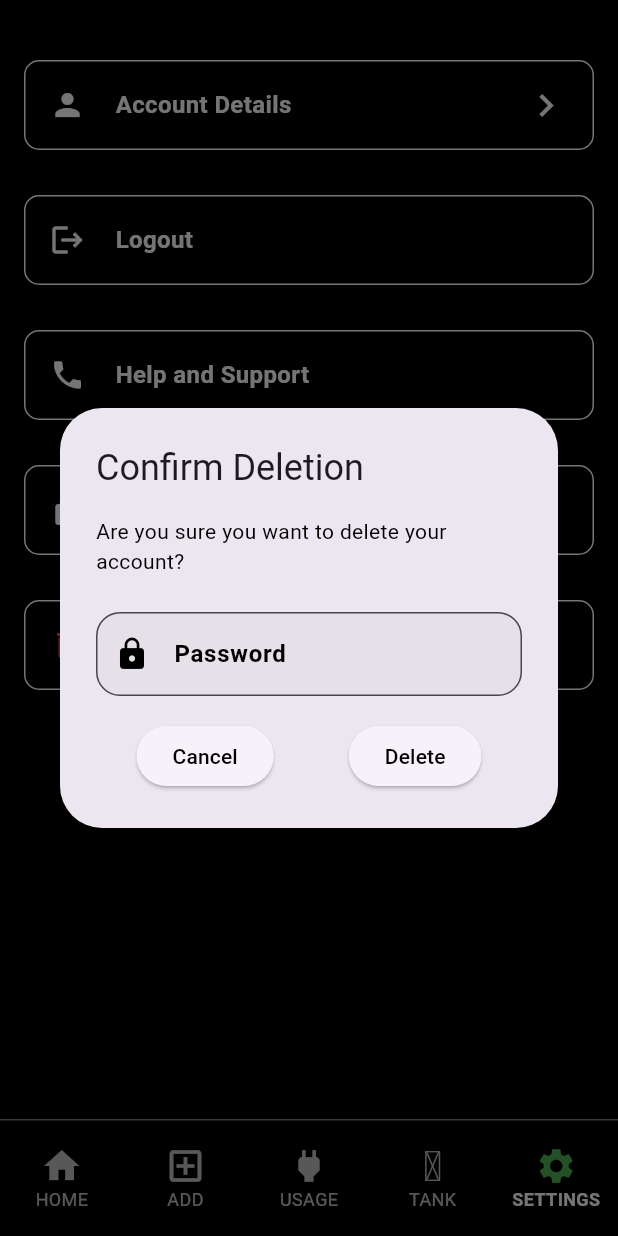
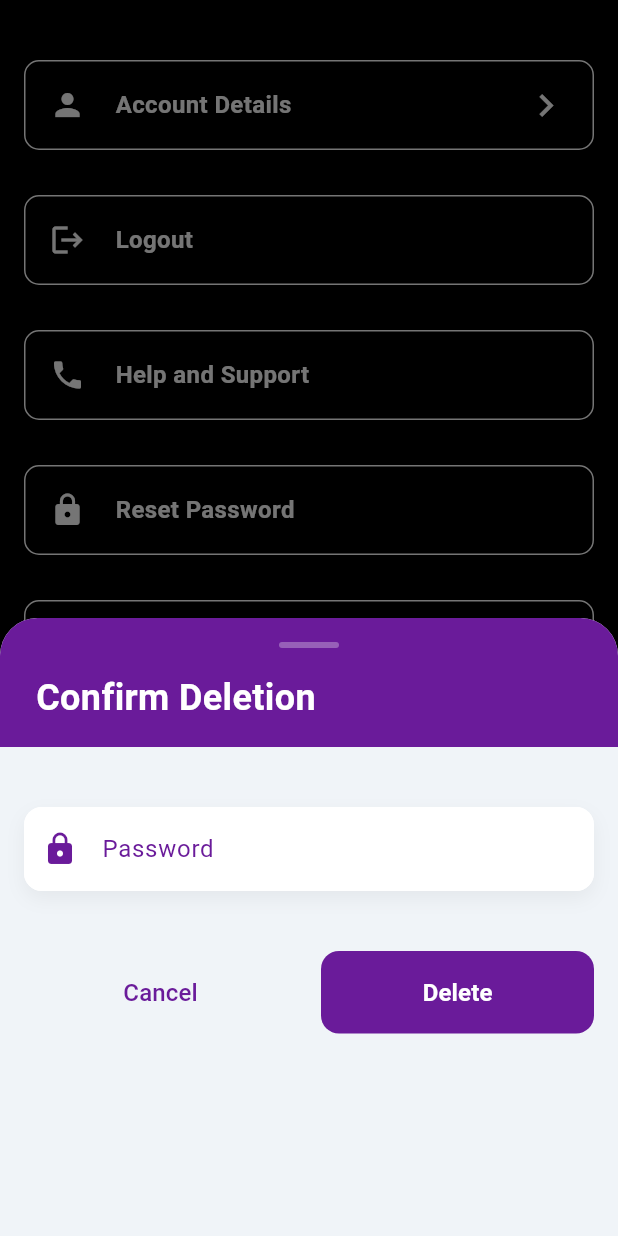
Before and after one commit to shebin-k-s/electricity-water-monitoring, a Flutter app: the MainScreen screen opened directly, item 5 of the bottom bar chosen, after a tap on "Delete Account", on a phone screen of 412 x 824 dp. Run offline on Flutter 3.47's test engine with Material 3 defaults, Android fonts, the light colour scheme and no system bars; our stand-ins replace dio, double_back_to_close_app, material_design_icons_flutter, shared_preferences, socket_io_client; missing offline and left inert: animated_loading_indicators, dart:ffi; accounts and stored records are empty; network calls fail.

Commit message:
add bottomsheet on delete confirmation

```diff
--- a/frontend/lib/Screens/settings_screen/settings_screen.dart
+++ b/frontend/lib/Screens/settings_screen/settings_screen.dart
@@ -93,12 +93,13 @@ class SettingsScreen extends StatelessWidget {
                 leadingIcon: Icons.delete,
                 title: "Delete Account",
                 color: Colors.red,
-                onPress: () => showDialog(
-                  context: context,
-                  builder: (BuildContext context) {
-                    return DeleteConfirmation();
-                  },
-                ),
+                onPress: () => DeleteConfirmation.show(context),
+                // onPress: () => showModalBottomSheet(
+                //   context: context,
+                //   builder: (BuildContext context) {
+                //     return DeleteConfirmation();
+                //   },
+                // ),
               ),
             ],
           ),
--- a/frontend/lib/Screens/settings_screen/widgets/delete_confirmation.dart
+++ b/frontend/lib/Screens/settings_screen/widgets/delete_confirmation.dart
@@ -1,103 +1,223 @@
 import 'package:flutter/material.dart';
 import 'package:saron/Screens/auth_screen/auth_screen.dart';
 import 'package:saron/api/data/auth.dart';
+import 'package:saron/main.dart';
 import 'package:saron/widgets/snackbar_message/snackbar_message.dart';
-import 'package:saron/main.dart';
 import 'package:shared_preferences/shared_preferences.dart';
 
-class DeleteConfirmation extends StatelessWidget {
-  DeleteConfirmation({super.key});
+class DeleteConfirmation {
+  static void show(BuildContext context) {
     final _passwordController = TextEditingController();
     final _formKey = GlobalKey<FormState>();
     final ValueNotifier<String> _errorMessage = ValueNotifier("");
 
-  @override
-  Widget build(BuildContext context) {
-    return AlertDialog(
-      title: const Text('Confirm Deletion'),
-      content: const Text(
-        'Are you sure you want to delete your account?',
-        style: TextStyle(color: Colors.black),
+    showModalBottomSheet(
+      context: context,
+      isScrollControlled: true,
+      builder: (BuildContext context) {
+        return Padding(
+          padding: EdgeInsets.only(
+            bottom: MediaQuery.of(context).viewInsets.bottom,
           ),
-      actions: [
-        Column(
+          child: Container(
+            height: MediaQuery.of(context).size.height * 0.5,
+            decoration: const BoxDecoration(
+              color: Color(0xFFF0F4F8),
+              borderRadius: BorderRadius.vertical(top: Radius.circular(25)),
+            ),
+            child: Column(
+              crossAxisAlignment: CrossAxisAlignment.start,
               children: [
-            Form(
-              key: _formKey,
-              child: TextFormField(
-                controller: _passwordController,
-                obscureText: true,
-                decoration: InputDecoration(
-                  filled: true,
-                  label: const Text(
-                    'Password',
-                    style: TextStyle(
-                        color: Colors.black,
-                        fontSize: 16,
-                        fontWeight: FontWeight.bold),
+                _buildHeader(context),
+                Padding(
+                  padding: const EdgeInsets.all(16.0),
+                  child: _buildForm(
+                      context, _passwordController, _formKey, _errorMessage),
                 ),
-                  hintStyle: TextStyle(color: Colors.black),
-                  border: OutlineInputBorder(
-                    borderRadius: BorderRadius.circular(16.0),
-                  ),
-                  prefixIcon: const Icon(
-                    Icons.lock,
-                    color: Colors.black,
+              ],
             ),
           ),
-                style: const TextStyle(
-                  color: Colors.black,
+        );
+      },
+    );
+  }
+
+  static Widget _buildHeader(BuildContext context) {
+    return Container(
+      padding: const EdgeInsets.fromLTRB(24, 16, 24, 16),
+      decoration: const BoxDecoration(
+        color: Color(0xFF6A1B9A),
+        borderRadius: BorderRadius.vertical(top: Radius.circular(25)),
+      ),
+      child: Column(
+        crossAxisAlignment: CrossAxisAlignment.start,
+        children: [
+          Center(
+            child: Container(
+              width: 40,
+              height: 4,
+              decoration: BoxDecoration(
+                color: Colors.white.withOpacity(0.3),
+                borderRadius: BorderRadius.circular(2),
+              ),
+            ),
+          ),
+          const SizedBox(height: 16),
+          const Text(
+            'Confirm Deletion',
+            style: TextStyle(
+              color: Colors.white,
+              fontSize: 24,
+              fontWeight: FontWeight.bold,
+            ),
+          ),
+        ],
+      ),
+    );
+  }
+
+  static Widget _buildForm(
+      BuildContext context,
+      TextEditingController passwordController,
+      GlobalKey<FormState> formKey,
+      ValueNotifier<String> errorMessage) {
+    return Form(
+      key: formKey,
+      child: Column(
+        crossAxisAlignment: CrossAxisAlignment.stretch,
+        children: [
+          const SizedBox(height: 24),
+          _buildTextField(
+            controller: passwordController,
+            label: 'Password',
+            icon: Icons.lock,
+            focusNode: FocusNode(),
+          ),
+          const SizedBox(height: 16),
+          _buildErrorMessage(errorMessage),
+          const SizedBox(height: 24),
+          _buildButtons(context, passwordController, formKey, errorMessage),
+        ],
+      ),
+    );
+  }
+
+  static Widget _buildTextField({
+    required TextEditingController controller,
+    required String label,
+    required IconData icon,
+    required FocusNode focusNode,
+  }) {
+    return Container(
+      decoration: BoxDecoration(
+        color: Colors.white,
+        borderRadius: BorderRadius.circular(12),
+        boxShadow: [
+          BoxShadow(
+            color: Colors.black.withOpacity(0.05),
+            blurRadius: 10,
+            offset: const Offset(0, 5),
+          ),
+        ],
+      ),
+      child: TextFormField(
+        controller: controller,
+        focusNode: focusNode,
+        textInputAction: TextInputAction.next,
+        obscureText: label == 'Password',
+        style: const TextStyle(color: Colors.black87, fontSize: 16),
+        decoration: InputDecoration(
+          labelText: label,
+          labelStyle: const TextStyle(
+            color: Color(0xFF6A1B9A),
+            fontSize: 16,
+          ),
+          prefixIcon: Icon(icon, color: const Color(0xFF6A1B9A)),
+          border: OutlineInputBorder(
+            borderRadius: BorderRadius.circular(12),
+            borderSide: BorderSide.none,
+          ),
+          enabledBorder: OutlineInputBorder(
+            borderRadius: BorderRadius.circular(12),
+            borderSide: BorderSide.none,
+          ),
+          focusedBorder: OutlineInputBorder(
+            borderRadius: BorderRadius.circular(12),
+            borderSide: const BorderSide(color: Color(0xFF6A1B9A), width: 2),
+          ),
+          filled: true,
+          fillColor: Colors.white,
         ),
         validator: (value) {
           if (value == null || value.isEmpty) {
-                    return 'Please enter your password';
+            return 'This field is required';
           }
           return null;
         },
       ),
+    );
+  }
+
+  static Widget _buildErrorMessage(ValueNotifier<String> errorMessage) {
+    return ValueListenableBuilder(
+      valueListenable: errorMessage,
+      builder: (context, value, child) {
+        if (value.isNotEmpty) {
+          return Container(
+            padding: const EdgeInsets.all(12),
+            decoration: BoxDecoration(
+              color: Colors.red.withOpacity(0.1),
+              borderRadius: BorderRadius.circular(12),
             ),
-            ValueListenableBuilder(
-              valueListenable: _errorMessage,
-              builder: (context, value, child) {
-                if (value.length != 0) {
-                  return Padding(
-                    padding: const EdgeInsets.symmetric(vertical: 8.0),
             child: Text(
               value,
               style: const TextStyle(
                 color: Colors.red,
-                        fontWeight: FontWeight.bold,
+                fontSize: 16,
+                fontWeight: FontWeight.w500,
               ),
             ),
           );
         } else {
-                  return SizedBox.shrink();
+          return const SizedBox.shrink();
         }
       },
+    );
+  }
+
+  static Widget _buildButtons(
+    BuildContext context,
+    TextEditingController passwordController,
+    GlobalKey<FormState> formKey,
+    ValueNotifier<String> errorMessage,
+  ) {
+    return Row(
+      children: [
+        Expanded(
+          child: TextButton(
+            onPressed: () => Navigator.of(context).pop(),
+            style: TextButton.styleFrom(
+              padding: const EdgeInsets.symmetric(vertical: 16),
+              shape: RoundedRectangleBorder(
+                borderRadius: BorderRadius.circular(12),
               ),
-            const SizedBox(
-              height: 16,
             ),
-            Row(
-              mainAxisAlignment: MainAxisAlignment.center,
-              children: [
-                ElevatedButton(
-                  onPressed: () {
-                    Navigator.of(context).pop();
-                  },
             child: const Text(
               'Cancel',
-                    style: TextStyle(color: Colors.black),
+              style: TextStyle(
+                color: Color(0xFF6A1B9A),
+                fontSize: 16,
               ),
             ),
-                SizedBox(
-                  width: 50,
           ),
-                ElevatedButton(
+        ),
+        const SizedBox(width: 16),
+        Expanded(
+          child: ElevatedButton(
             onPressed: () async {
-                    if (_formKey.currentState!.validate()) {
-                      final statusCode = await AuthDB()
-                          .deleteAccount(_passwordController.text);
+              if (formKey.currentState!.validate()) {
+                final statusCode =
+                    await AuthDB().deleteAccount(passwordController.text);
                 if (statusCode == 200) {
                   final SharedPreferences _sharedPref =
                       await SharedPreferences.getInstance();
@@ -110,25 +230,33 @@ class DeleteConfirmation extends StatelessWidget {
                     ),
                     (route) => false,
                   );
-                        snackbarMessage(
-                            context, "Account Deleted Successfully");
+                  snackbarMessage(context, "Account Deleted Successfully");
                 } else if (statusCode == 401) {
-                        _errorMessage.value = "Incorrect password";
+                  errorMessage.value = "Incorrect password";
                 } else if (statusCode == 404) {
-                        _errorMessage.value = "User not found";
+                  errorMessage.value = "User not found";
                 } else {
-                        _errorMessage.value = "Internal server error";
+                  errorMessage.value = "Internal server error";
                 }
               }
             },
+            style: ElevatedButton.styleFrom(
+              backgroundColor: const Color(0xFF6A1B9A),
+              padding: const EdgeInsets.symmetric(vertical: 16),
+              elevation: 0,
+              shape: RoundedRectangleBorder(
+                borderRadius: BorderRadius.circular(12),
+              ),
+            ),
             child: const Text(
               'Delete',
-                    style: TextStyle(color: Colors.black),
+              style: TextStyle(
+                color: Colors.white,
+                fontWeight: FontWeight.bold,
+                fontSize: 16,
               ),
             ),
-              ],
           ),
-          ],
         ),
       ],
     );
```
Lines whose indentation alone changed are shown as unchanged.
